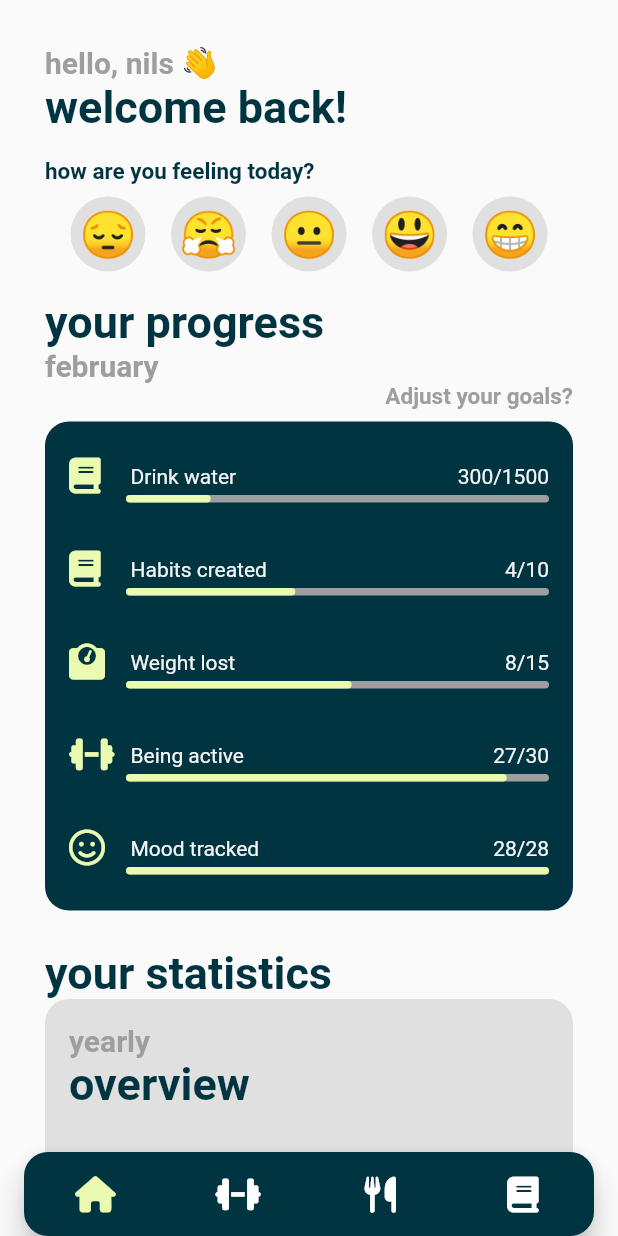
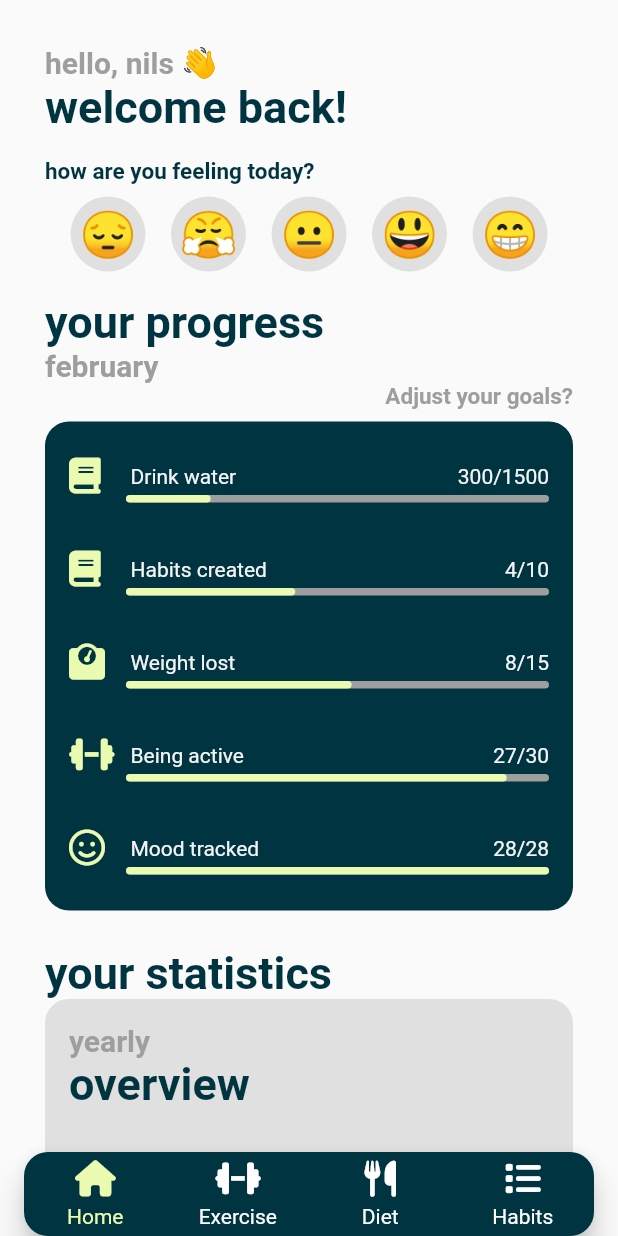
Before and after one commit to NHClaessens/Human-Computer-Interaction, a Flutter app: the screen it shows after launch, on a phone screen of 412 x 824 dp. Run offline on Flutter 3.47's test engine with Material 2 defaults, Android fonts, the light colour scheme and no system bars; drawn by our look-alikes of custom_navigation_bar; our stand-ins replace font_awesome_flutter, google_fonts, percent_indicator; Roboto replaces fonts that are missing (arial).

Commit message:
navbar more clear

```diff
--- a/lib/switcher.dart
+++ b/lib/switcher.dart
@@ -64,10 +64,10 @@ class _SwitcherState extends State<Switcher> {
         currentIndex: _index,
         onTap: (index) => switchToPage(index),
         items: [
-          CustomNavigationBarItem(icon: const FaIcon(FontAwesomeIcons.house)),
-          CustomNavigationBarItem(icon: const FaIcon(FontAwesomeIcons.dumbbell)),
-          CustomNavigationBarItem(icon: const FaIcon(FontAwesomeIcons.utensils)),
-          CustomNavigationBarItem(icon: const FaIcon(FontAwesomeIcons.book)),
+          CustomNavigationBarItem(icon: const FaIcon(FontAwesomeIcons.house), title: const Text("Home", style: TextStyle(color: Colors.white)), selectedTitle: Text("Home", style: TextStyle(color: Constants().accentColor),)),
+          CustomNavigationBarItem(icon: const FaIcon(FontAwesomeIcons.dumbbell), title: const Text("Exercise", style: TextStyle(color: Colors.white)), selectedTitle: Text("Exercise", style: TextStyle(color: Constants().accentColor),)),
+          CustomNavigationBarItem(icon: const FaIcon(FontAwesomeIcons.utensils), title: const Text("Diet", style: TextStyle(color: Colors.white)), selectedTitle: Text("Diet", style: TextStyle(color: Constants().accentColor),)),
+          CustomNavigationBarItem(icon: const FaIcon(FontAwesomeIcons.list), title: const Text("Habits", style: TextStyle(color: Colors.white)), selectedTitle: Text("Habits", style: TextStyle(color: Constants().accentColor),)),
           // CustomNavigationBarItem(icon: const FaIcon(FontAwesomeIcons.solidUser)),
         ],
       ),
```
